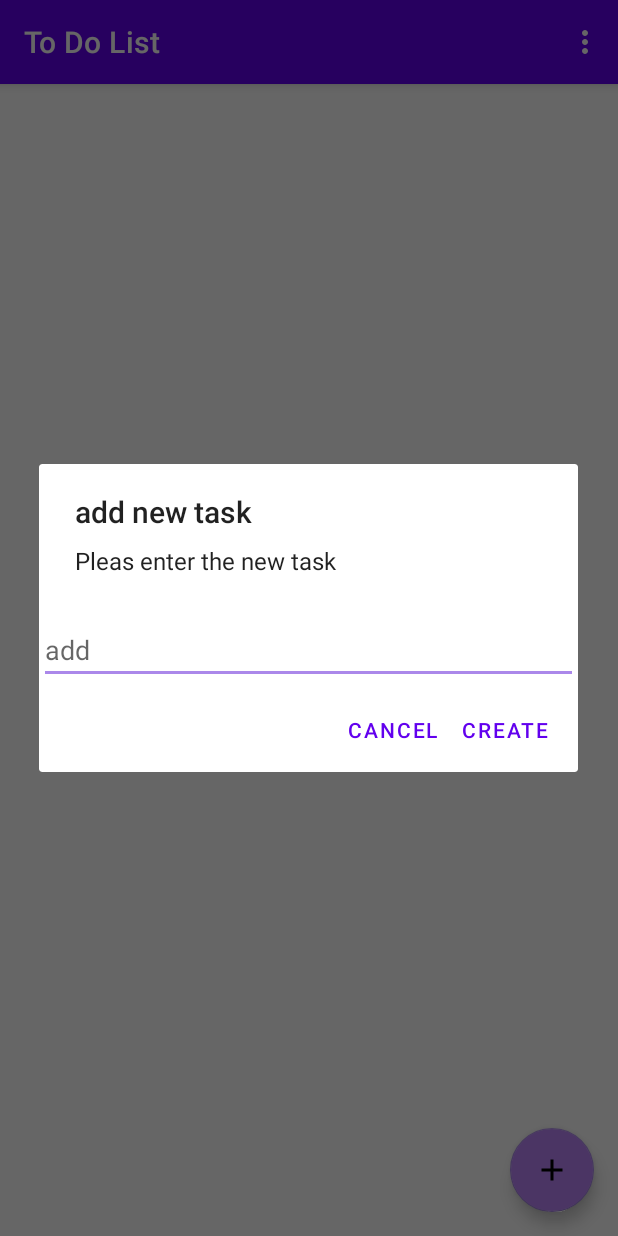
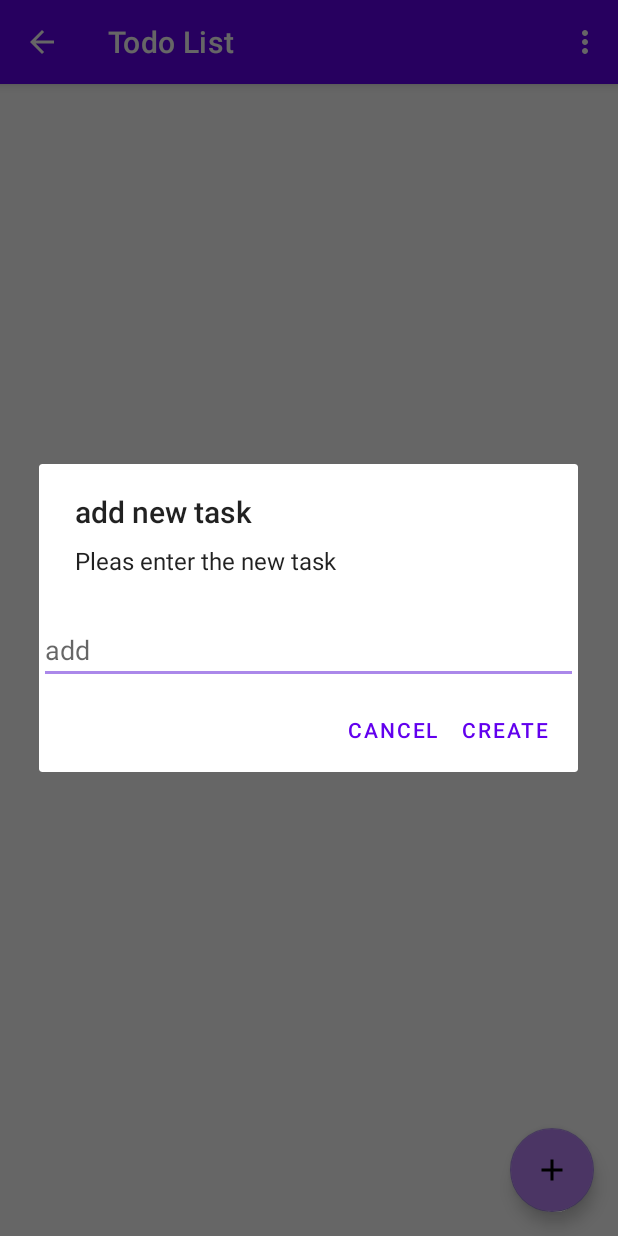
Before and after one commit to ananayis/To-Do-List, an Android app: the fragment ToDoListFragment placed in its activity, after a tap on an icon or button, on a phone screen of 412 x 824 dp. Run offline under Robolectric (Android 15) with nearby library versions, the phone set to English and light mode, and no system bars; our stand-ins replace Room's generated code; 3 statements that could not run were skipped.

```diff
--- a/app/src/main/java/com/parinaz/todolist/MainListFragment.kt
+++ b/app/src/main/java/com/parinaz/todolist/MainListFragment.kt
@@ -7,11 +7,13 @@ import android.view.View
 import android.view.ViewGroup
 import androidx.recyclerview.widget.RecyclerView
 import com.parinaz.todolist.databinding.FragmentMainListBinding
-import android.R
+import android.app.ActionBar
 import android.app.Notification
 import android.content.DialogInterface
+import android.view.MenuItem
 import android.widget.*
 import androidx.appcompat.app.AlertDialog
+import androidx.appcompat.app.AppCompatActivity
 import androidx.navigation.Navigation
 import androidx.navigation.findNavController
 import androidx.navigation.fragment.findNavController
@@ -59,6 +61,9 @@ class MainListFragment : Fragment() {
     }
 
     override fun onViewCreated(view: View, savedInstanceState: Bundle?) {
+
+        activity?.title = getString(R.string.app_name)
+
         val toDoLists = Repository.instance.getTodoLists()
         val adapter = ItemAdapter(requireContext(), toDoLists) {
             val action =
@@ -99,12 +104,15 @@ class MainListFragment : Fragment() {
         }
     }
 
+    override fun onResume() {
+        super.onResume()
+        (activity as AppCompatActivity?)?.supportActionBar?.setDisplayHomeAsUpEnabled(false);
+    }
+
     override fun onDestroyView() {
         super.onDestroyView()
         _binding = null
     }
-
-
 
     companion object {
         /**
--- a/app/src/main/java/com/parinaz/todolist/ToDoListFragment.kt
+++ b/app/src/main/java/com/parinaz/todolist/ToDoListFragment.kt
@@ -11,9 +11,10 @@ import com.parinaz.todolist.adapter.ItemAdapter
 import com.parinaz.todolist.adapter.TodoAdapter
 import com.parinaz.todolist.databinding.FragmentMainListBinding
 import com.parinaz.todolist.databinding.FragmentTodoListBinding
-
+import android.view.MenuItem
 import android.R.menu
 import android.view.*
+import androidx.appcompat.app.AppCompatActivity
 
 import androidx.appcompat.view.menu.MenuBuilder
 import androidx.navigation.findNavController
@@ -60,6 +61,8 @@ class ToDoListFragment : Fragment() {
 
     override fun onViewCreated(view: View, savedInstanceState: Bundle?) {
 
+        activity?.title = args.todoList.name
+
         val adapter = TodoAdapter(requireContext(), args.todoList.id) {}
         binding.recyclerView.adapter = adapter
 
@@ -93,6 +96,7 @@ class ToDoListFragment : Fragment() {
     override fun onCreateOptionsMenu(menu: Menu, inflater: MenuInflater) {
         super.onCreateOptionsMenu(menu, inflater)
         inflater.inflate(R.menu.action_in_toolbar, menu)
+
     }
 
     override fun onOptionsItemSelected(item: MenuItem) = when (item.itemId) {
@@ -109,9 +113,19 @@ class ToDoListFragment : Fragment() {
                 ) { _, _ -> }
                 .show()
             true
-        }   else -> {
+        }
+        android.R.id.home -> {
+            view?.findNavController()?.navigateUp()
+            true
+        }
+        else -> {
             super.onOptionsItemSelected(item)
         }
+    }
+
+    override fun onResume() {
+        super.onResume()
+        (activity as AppCompatActivity?)?.supportActionBar?.setDisplayHomeAsUpEnabled(true);
     }
 
     override fun onDestroyView() {
--- a/app/src/main/res/values/strings.xml
+++ b/app/src/main/res/values/strings.xml
@@ -1,5 +1,5 @@
 <resources>
-    <string name="app_name">To Do List</string>
+    <string name="app_name">Todo List</string>
     <!-- TODO: Remove or change this placeholder text -->
     <string name="hello_blank_fragment">Hello blank fragment</string>
 </resources>
```
